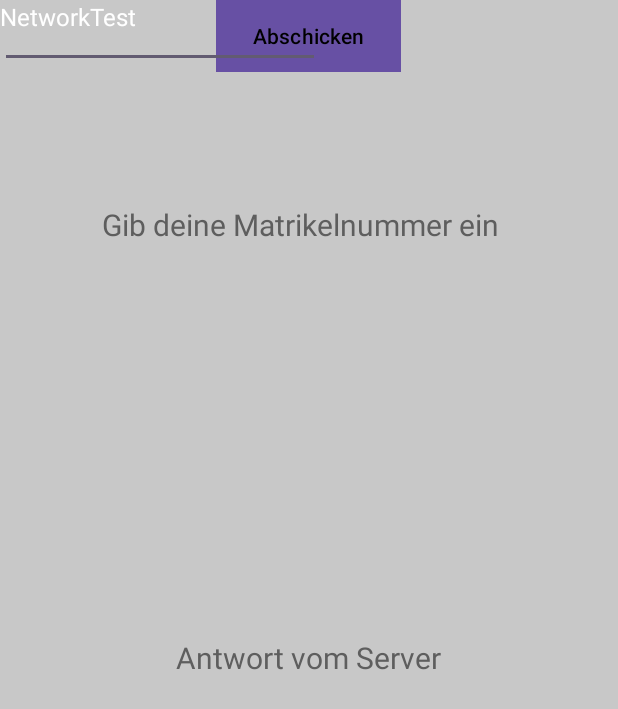
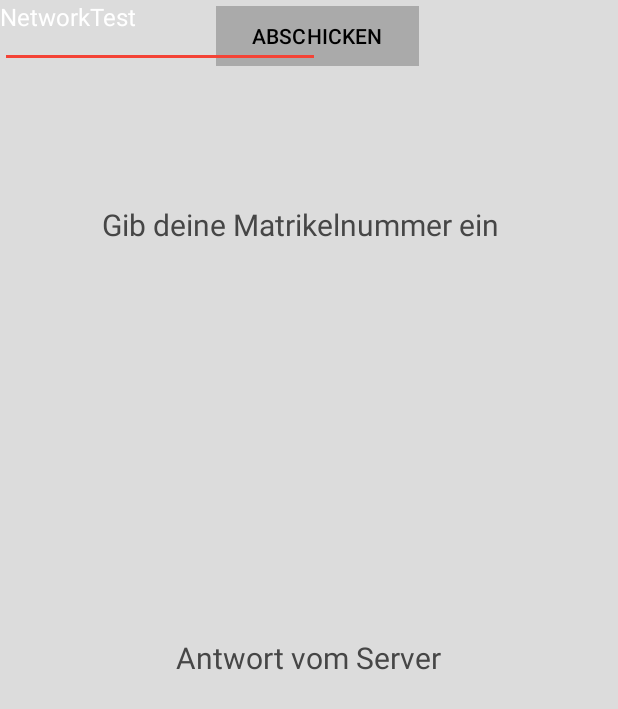
Before and after one commit to franzhaimburger/SE2Einzelphase, an Android app: the screen it shows after launch (MainActivity), on a phone screen of 412 x 824 dp. Shown: the top 709 px of the screen. Run offline under Robolectric (Android 15) with nearby library versions, the phone set to English and light mode, and no system bars.

Commit message:
Update Layout: Farbe und Form vom Button und beim Text und Hintergrund auch Farbe angepasst

```diff
--- a/app/src/main/res/layout/activity_main.xml
+++ b/app/src/main/res/layout/activity_main.xml
@@ -5,7 +5,7 @@
     android:id="@+id/main"
     android:layout_width="match_parent"
     android:layout_height="match_parent"
-    android:background="#C8C8C8"
+    android:background="#DCDCDC"
     tools:context=".MainActivity">
 
 
@@ -16,7 +16,7 @@
         android:layout_marginStart="68dp"
         android:layout_marginTop="136dp"
         android:text="Gib deine Matrikelnummer ein"
-        android:textColor="#5E5E5E"
+        android:textColor="#464646"
         android:textSize="20sp"
         app:layout_constraintStart_toStartOf="parent"
         app:layout_constraintTop_toTopOf="parent" />
@@ -29,7 +29,7 @@
         android:layout_marginEnd="117dp"
         android:layout_marginBottom="372dp"
         android:text="Antwort vom Server"
-        android:textColor="#5E5E5E"
+        android:textColor="#464646"
         android:textSize="20sp"
         app:layout_constraintBottom_toBottomOf="parent"
         app:layout_constraintEnd_toEndOf="parent"
@@ -38,23 +38,24 @@
 
     <Button
         android:id="@+id/button1"
-        android:layout_width="123dp"
+        android:layout_width="wrap_content"
         android:layout_height="wrap_content"
         android:layout_marginStart="144dp"
         android:layout_marginEnd="144dp"
-        android:background="#5E5E5E"
-        android:text="Abschicken"
+        android:backgroundTint="#AAAAAA"
+        android:text="ABSCHICKEN"
         android:textColor="@color/black"
+        app:cornerRadius="0dp"
         app:layout_constraintEnd_toEndOf="parent"
         app:layout_constraintHorizontal_bias="0.0"
         app:layout_constraintStart_toStartOf="parent"
-
         tools:layout_editor_absoluteY="582dp" />
 
     <EditText
         android:id="@+id/inputMatrikelnummer"
         android:layout_width="wrap_content"
         android:layout_height="wrap_content"
+        android:backgroundTint="#F44336"
         android:ems="10"
         android:inputType="text"
         tools:layout_editor_absoluteX="100dp"
@@ -63,11 +64,11 @@
     <TextView
         android:id="@+id/textView3"
         android:layout_width="104dp"
-        android:layout_height="36dp"
+        android:layout_height="22dp"
         android:text="NetworkTest"
         android:textColor="@color/white"
         android:textSize="16sp"
-        tools:layout_editor_absoluteX="26dp"
-        tools:layout_editor_absoluteY="16dp" />
+        tools:layout_editor_absoluteX="27dp"
+        tools:layout_editor_absoluteY="36dp" />
 
 </androidx.constraintlayout.widget.ConstraintLayout>
```
